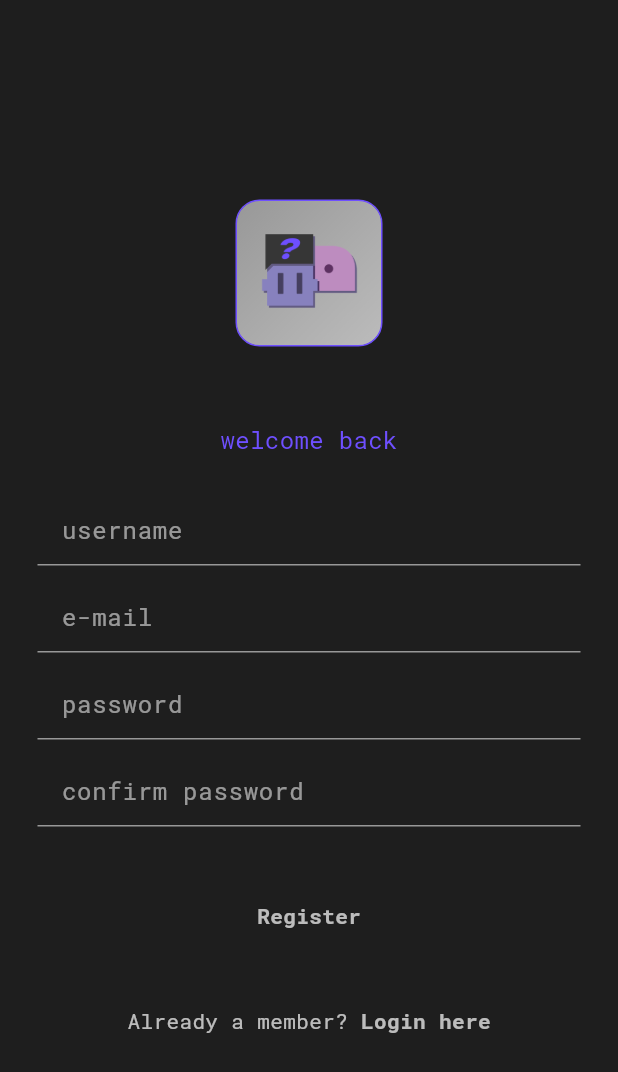
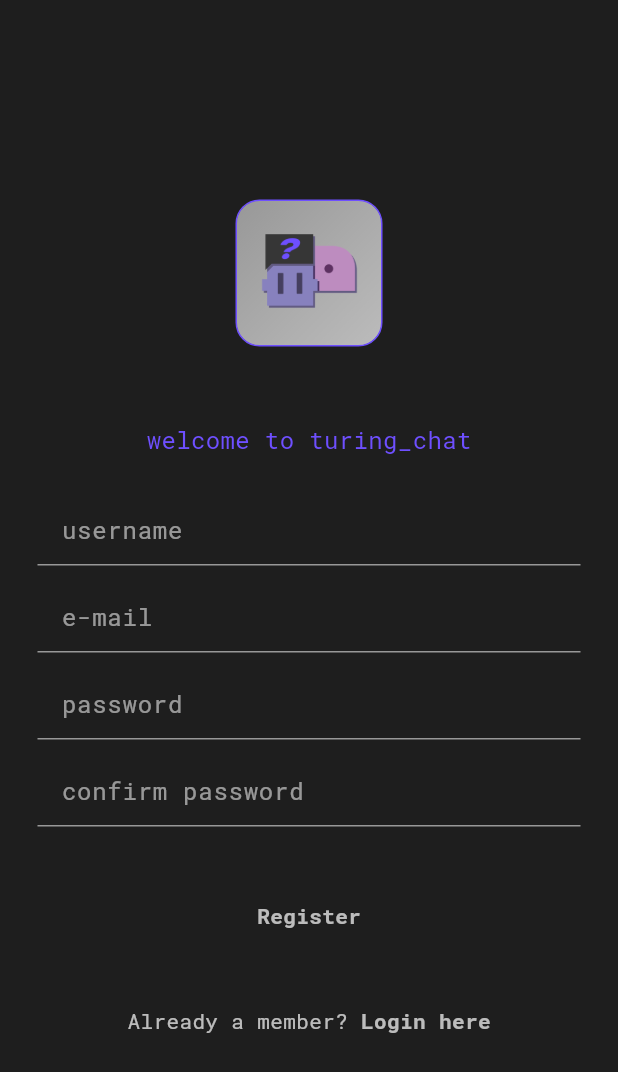
Before and after one commit to KarateKugler/turing_chat, a Flutter app: the screen it shows after launch, after a tap on "Login", after a tap on "Register now", on a phone screen of 412 x 824 dp. Shown: the top 1072 px of the screen. Run offline on Flutter 3.47's test engine with Material 3 defaults, Android fonts, the phone set to English and light mode, and no system bars; our stand-ins replace custom_refresh_indicator, equatable, flutter_bloc, flutter_dotenv, flutter_markdown, go_router and 3 more; accounts and stored records are empty; network calls fail.

Commit message:
fix auth login/register screen texts

```diff
--- a/lib/pages/auth/login_view.dart
+++ b/lib/pages/auth/login_view.dart
@@ -62,7 +62,7 @@ class _LoginViewState extends State<LoginView> {
 
                   /// Welcome Back message
                   Text(
-                    'Welcome Back to ratatouille!',
+                    'welcome back to turing_chat',
                     style: TextStyle(
                       // put into theme data
                       color: Theme.of(context).colorScheme.primary,
--- a/lib/pages/auth/register_view.dart
+++ b/lib/pages/auth/register_view.dart
@@ -82,7 +82,7 @@ class _RegisterViewState extends State<RegisterView> {
 
                   /// Welcome Back message
                   Text(
-                    'welcome back',
+                    'welcome to turing_chat',
                     style: TextStyle(
                       // put into theme data
                       color: Theme.of(context).colorScheme.primary,
```
